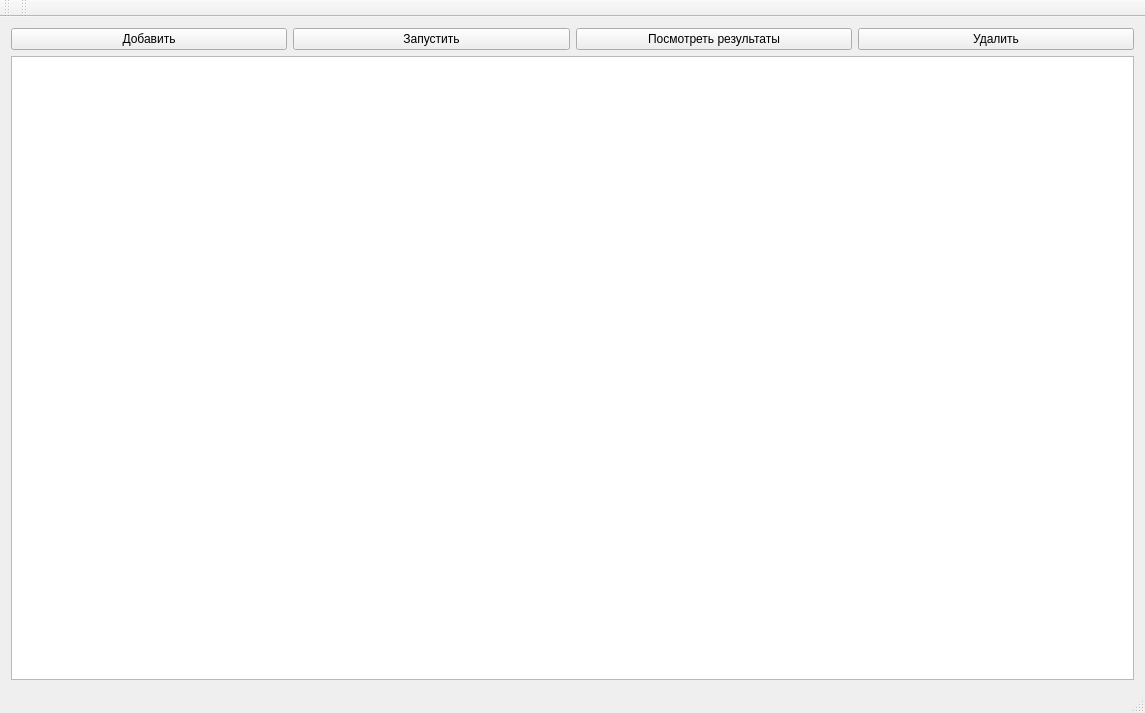
First picture: the form in MEGA/QtCreatorWD/magi/mainwindow.ui, repository artemutin/MagiModelInterface, before the edit.
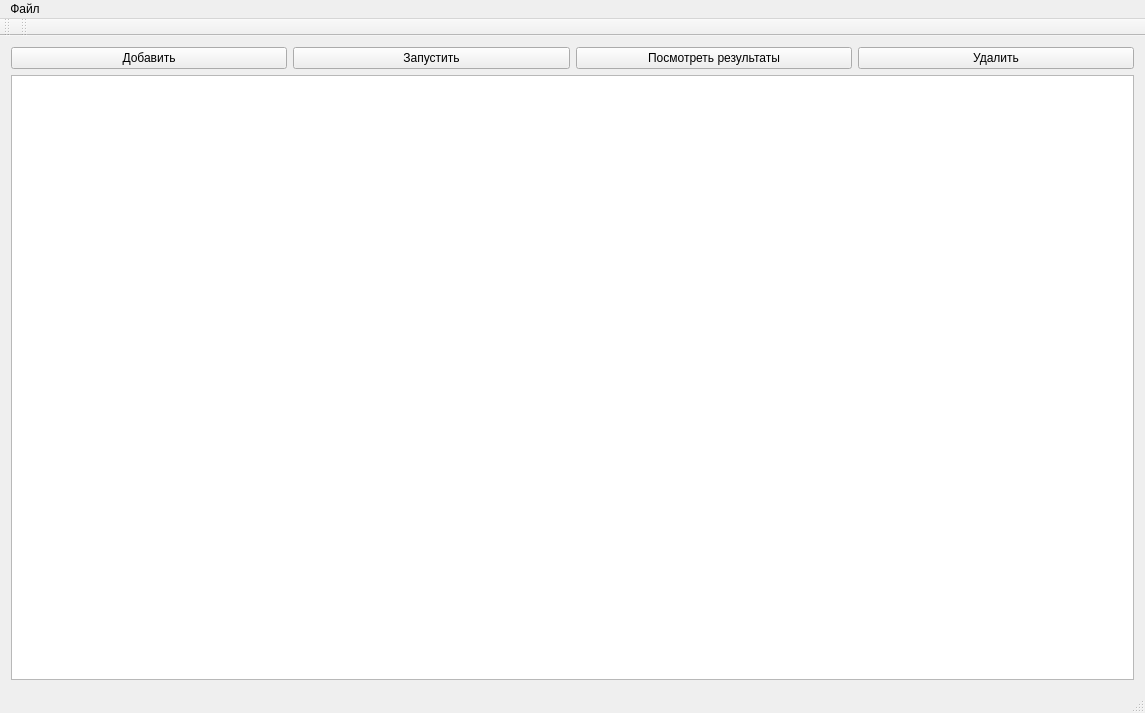
Second picture: the form after the edit.

The edit to the form file:
```diff
--- a/MEGA/QtCreatorWD/magi/mainwindow.ui
+++ b/MEGA/QtCreatorWD/magi/mainwindow.ui
@@ -68,6 +68,14 @@
      <height>20</height>
     </rect>
    </property>
+   <widget class="QMenu" name="menu">
+    <property name="title">
+     <string>Файл</string>
+    </property>
+    <addaction name="loadAction"/>
+    <addaction name="saveAction"/>
+   </widget>
+   <addaction name="menu"/>
   </widget>
   <widget class="QToolBar" name="mainToolBar">
    <attribute name="toolBarArea">
```
Left out of the diff: 44 changed lines with no effect on the pictures.
